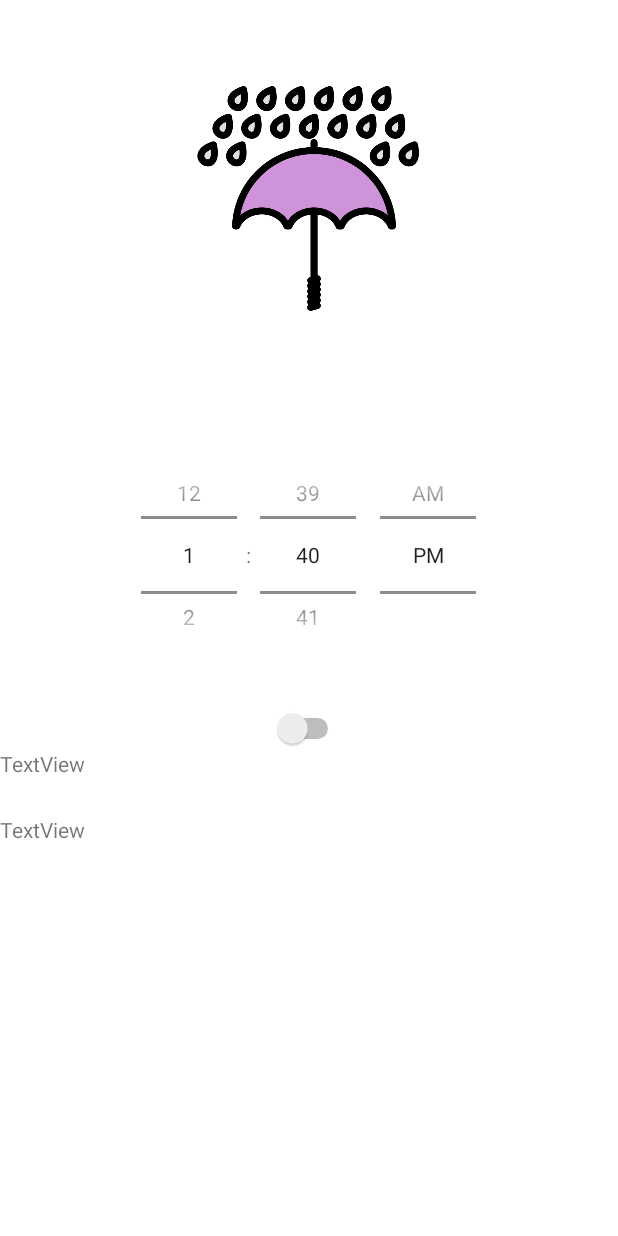
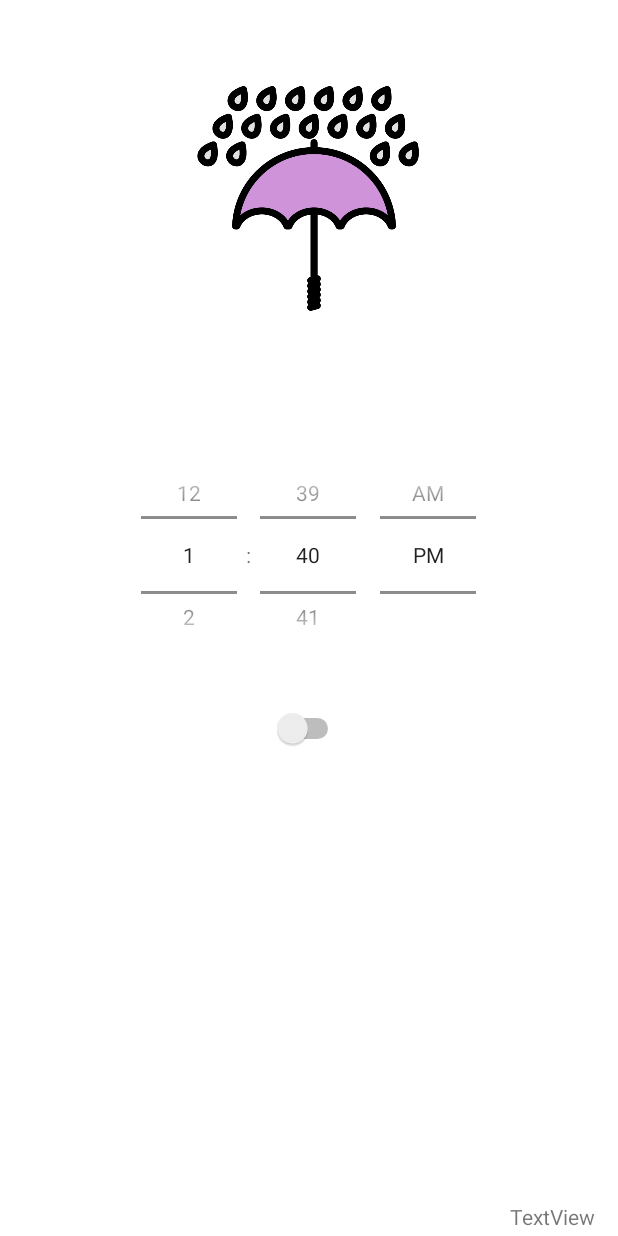
Before and after one commit to kong430/Madcamp1_2, an Android app: the layout fragment_3.xml on its own in the app's theme, with its tools: preview values and no code run, on a phone screen of 412 x 824 dp. Run offline under Robolectric (Android 15) with nearby library versions, the phone set to English and light mode, and no system bars; network calls fail.

Commit message:
design done

```diff
--- a/app/src/main/res/layout/fragment_1.xml
+++ b/app/src/main/res/layout/fragment_1.xml
@@ -16,7 +16,7 @@
             android:layout_width="match_parent"
             android:layout_height="match_parent"
             android:layout_weight="10"
-            app:srcCompat="@drawable/srch" />
+            app:srcCompat="@drawable/search" />
 
         <EditText
             android:id="@+id/search"
@@ -41,7 +41,7 @@
             android:layout_margin="16dp"
             android:contentDescription="@string/desc"
             android:src="@drawable/plus"
-            app:backgroundTint="@color/design_default_color_primary" />
+            app:backgroundTint="#EFEFEF" />
 
         <ListView
             android:id="@+id/list"
--- a/app/src/main/res/layout/fragment_3.xml
+++ b/app/src/main/res/layout/fragment_3.xml
@@ -45,20 +45,14 @@
         app:layout_constraintTop_toTopOf="@+id/timePicker" />
 
     <TextView
-        android:id="@+id/textView"
-        android:layout_width="wrap_content"
-        android:layout_height="wrap_content"
-        android:layout_marginTop="44dp"
-        android:text="TextView"
-        app:layout_constraintTop_toBottomOf="@+id/switch1"
-        tools:layout_editor_absoluteX="339dp" />
-
-    <TextView
         android:id="@+id/textView2"
         android:layout_width="wrap_content"
         android:layout_height="wrap_content"
+        android:layout_marginEnd="15dp"
+        android:layout_marginRight="15dp"
+        android:layout_marginBottom="3dp"
         android:text="TextView"
-        app:layout_constraintTop_toBottomOf="@+id/switch1"
-        tools:layout_editor_absoluteX="339dp" />
+        app:layout_constraintBottom_toBottomOf="parent"
+        app:layout_constraintEnd_toEndOf="parent" />
 
 </androidx.constraintlayout.widget.ConstraintLayout>
--- a/app/src/main/res/values-night/themes.xml
+++ b/app/src/main/res/values-night/themes.xml
@@ -2,12 +2,12 @@
     <!-- Base application theme. -->
     <style name="Theme.Madcamp1_2_2" parent="Theme.MaterialComponents.DayNight.DarkActionBar">
         <!-- Primary brand color. -->
-        <item name="colorPrimary">@color/purple_200</item>
-        <item name="colorPrimaryVariant">@color/purple_700</item>
+        <item name="colorPrimary">@color/krafton_black</item>
+        <item name="colorPrimaryVariant">@color/krafton_black</item>
         <item name="colorOnPrimary">@color/black</item>
         <!-- Secondary brand color. -->
-        <item name="colorSecondary">@color/teal_200</item>
-        <item name="colorSecondaryVariant">@color/teal_200</item>
+        <item name="colorSecondary">@color/krafton_black</item>
+        <item name="colorSecondaryVariant">@color/krafton_black</item>
         <item name="colorOnSecondary">@color/black</item>
         <!-- Status bar color. -->
         <item name="android:statusBarColor" tools:targetApi="l">?attr/colorPrimaryVariant</item>
--- a/app/src/main/res/values/colors.xml
+++ b/app/src/main/res/values/colors.xml
@@ -1,9 +1,9 @@
 <?xml version="1.0" encoding="utf-8"?>
 <resources>
-    <color name="purple_200">#FFBB86FC</color>
-    <color name="purple_500">#FF6200EE</color>
-    <color name="purple_700">#FF3700B3</color>
-    <color name="teal_200">#FF03DAC5</color>
+    <color name="krafton_black">#1F202D</color>
+    <color name="krafton_gray">#99999A</color>
+    <color name="krafton_lightgray">#EFEFEF</color>
+    <color name="aaa">#FF03DAC5</color>
     <color name="teal_700">#FF018786</color>
     <color name="black">#FF000000</color>
     <color name="white">#FFFFFFFF</color>
--- a/app/src/main/res/values/themes.xml
+++ b/app/src/main/res/values/themes.xml
@@ -2,12 +2,12 @@
     <!-- Base application theme. -->
     <style name="Theme.Madcamp1_2_2" parent="Theme.MaterialComponents.DayNight.DarkActionBar">
         <!-- Primary brand color. -->
-        <item name="colorPrimary">@color/purple_500</item>
-        <item name="colorPrimaryVariant">@color/purple_700</item>
+        <item name="colorPrimary">@color/krafton_black</item>
+        <item name="colorPrimaryVariant">@color/krafton_black</item>
         <item name="colorOnPrimary">@color/white</item>
         <!-- Secondary brand color. -->
-        <item name="colorSecondary">@color/teal_200</item>
-        <item name="colorSecondaryVariant">@color/teal_700</item>
+        <item name="colorSecondary">@color/krafton_black</item>
+        <item name="colorSecondaryVariant">@color/krafton_black</item>
         <item name="colorOnSecondary">@color/black</item>
         <!-- Status bar color. -->
         <item name="android:statusBarColor" tools:targetApi="l">?attr/colorPrimaryVariant</item>
```
Also changed, not shown: app/src/main/java/com/example/madcamp1_2_2/SplashActivity.java (+13 -16 lines), app/src/main/res/layout/activity_splash.xml (+20 -5 lines), app/src/main/res/layout/row.xml (+12 -13 lines), app/src/main/res/drawable/finallogo.png (added), app/src/main/res/drawable/profile.png (added), app/src/main/res/drawable/search.png (added), app/src/main/res/drawable/splash_logo.png (added).
